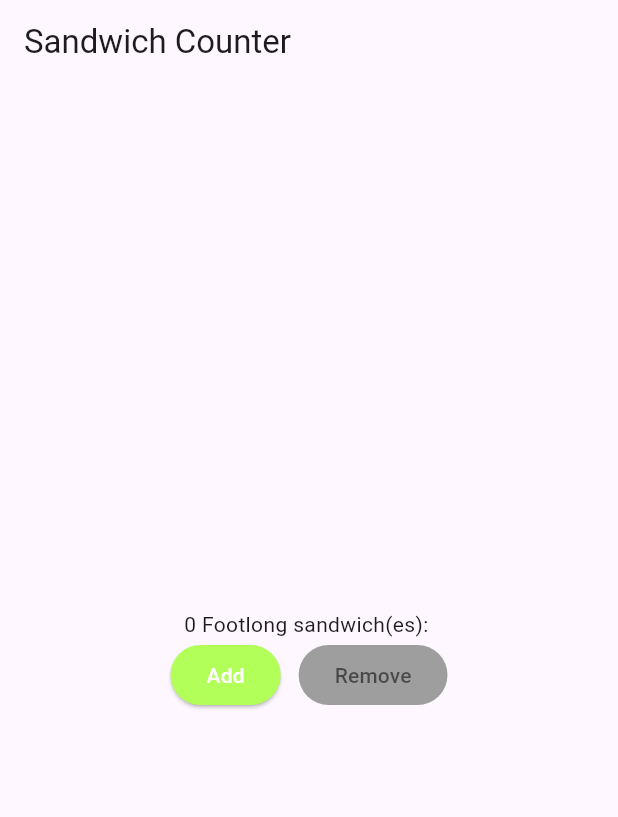
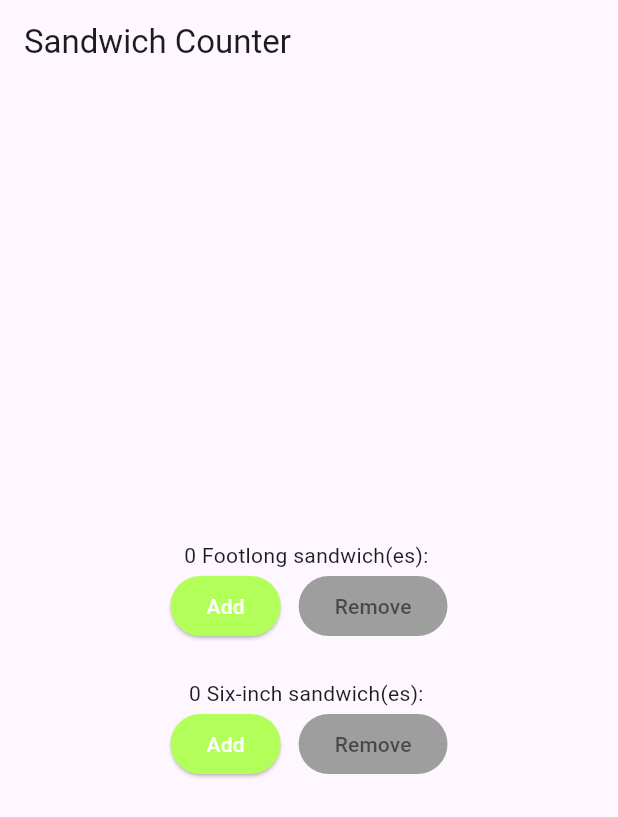
Before and after one commit to Rakib-208/flutter_prog, a Flutter app: the screen it shows after launch, on a phone screen of 412 x 824 dp. Shown: the top 817 px of the screen. Run offline on Flutter 3.47's test engine with Material 3 defaults, Android fonts, the phone set to English and light mode, and no system bars.

Commit message:
add Six-inch long sandwich

```diff
--- a/lib/main.dart
+++ b/lib/main.dart
@@ -11,7 +11,7 @@ class App extends StatelessWidget {
   Widget build(BuildContext context) {
     return MaterialApp(
       title: 'Sandwich Shop App',
-      home: OrderScreen(maxQuantity: 6),
+      home: OrderScreen(maxQuantity: 5),
     );
   }
 }
@@ -39,6 +39,8 @@ class OrderScreen extends StatefulWidget {
 
 class _OrderScreenState extends State<OrderScreen> {
   int _quantity = 0;
+  int _sixInchQuantity = 0;
+
   void _increaseQuantity() {
     if (_quantity < widget.maxQuantity) {
       setState(() => _quantity++);
@@ -51,10 +53,24 @@ class _OrderScreenState extends State<OrderScreen> {
     }
   }
 
+  void _increaseSixInchQuantity() {
+    if (_sixInchQuantity < widget.maxQuantity) {
+      setState(() => _sixInchQuantity++);
+    }
+  }
+
+  void _decreaseSixInchQuantity() {
+    if (_sixInchQuantity > 0) {
+      setState(() => _sixInchQuantity--);
+    }
+  }
+
   @override
   Widget build(BuildContext context) {
     final isAddDisabled = _quantity >= widget.maxQuantity;
     final isRemoveDisabled = _quantity <= 0;
+    final isSixAddDisabled = _sixInchQuantity >= widget.maxQuantity;
+    final isSixRemoveDisabled = _sixInchQuantity <= 0;
 
     return Scaffold(
       appBar: AppBar(title: const Text('Sandwich Counter')),
@@ -113,6 +129,60 @@ class _OrderScreenState extends State<OrderScreen> {
                 ),
               ],
             ),
+            const SizedBox(height: 24),
+            OrderItemDisplay(_sixInchQuantity, 'Six-inch'),
+            Row(
+              mainAxisAlignment: MainAxisAlignment.center,
+              children: [
+                ElevatedButton(
+                  onPressed: isSixAddDisabled ? null : _increaseSixInchQuantity,
+                  style: ButtonStyle(
+                    backgroundColor: WidgetStateProperty.resolveWith<Color>((
+                      states,
+                    ) {
+                      if (states.contains(WidgetState.disabled)) {
+                        return Colors.grey;
+                      }
+                      return Colors.lightGreenAccent;
+                    }),
+                    foregroundColor: WidgetStateProperty.resolveWith<Color>((
+                      states,
+                    ) {
+                      if (states.contains(WidgetState.disabled)) {
+                        return Colors.black54;
+                      }
+                      return Colors.white;
+                    }),
+                  ),
+                  child: const Text('Add'),
+                ),
+                const SizedBox(width: 12),
+                ElevatedButton(
+                  onPressed: isSixRemoveDisabled
+                      ? null
+                      : _decreaseSixInchQuantity,
+                  style: ButtonStyle(
+                    backgroundColor: WidgetStateProperty.resolveWith<Color>((
+                      states,
+                    ) {
+                      if (states.contains(WidgetState.disabled)) {
+                        return Colors.grey;
+                      }
+                      return Colors.red;
+                    }),
+                    foregroundColor: WidgetStateProperty.resolveWith<Color>((
+                      states,
+                    ) {
+                      if (states.contains(WidgetState.disabled)) {
+                        return Colors.black54;
+                      }
+                      return Colors.white;
+                    }),
+                  ),
+                  child: const Text('Remove'),
+                ),
+              ],
+            ),
           ],
         ),
       ),
```
